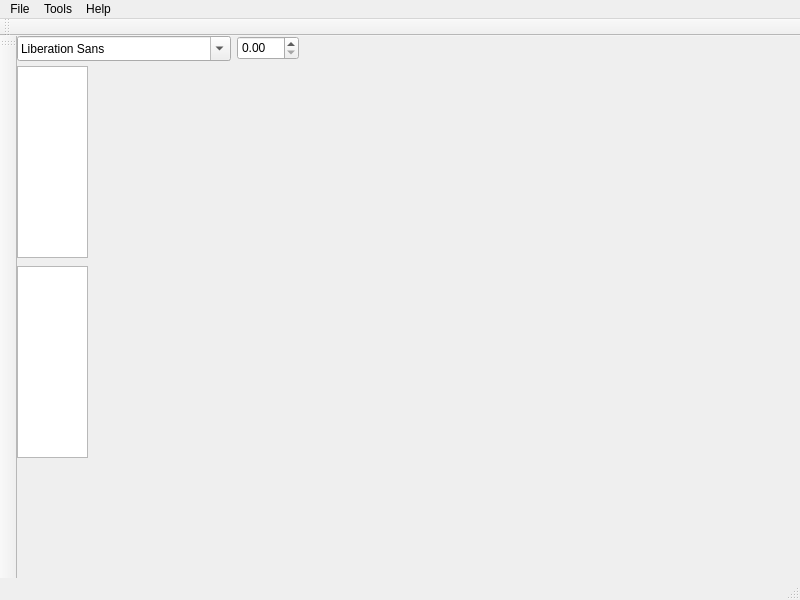
The window that mainwindow.ui (MitchellAugustin/Spiral) describes before a commit, drawn with Qt 5.
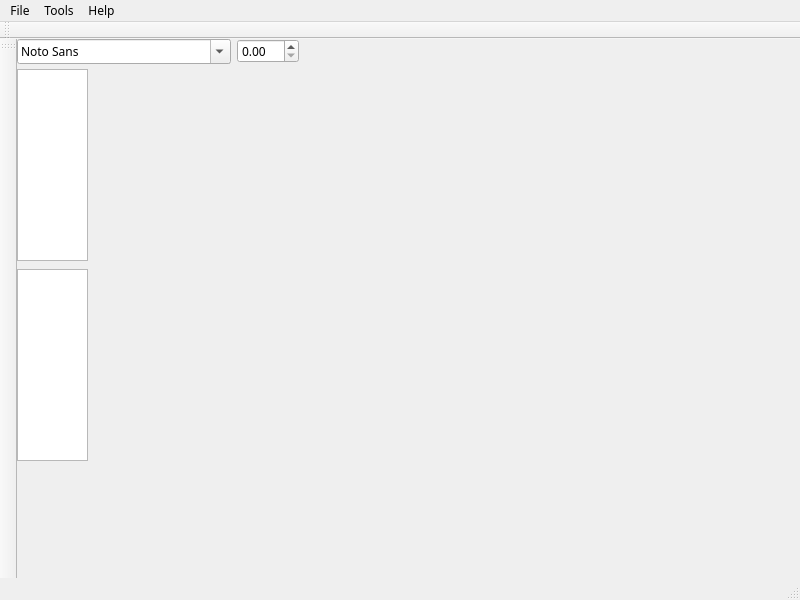
The same window after the commit.

Diff of the .ui file:
```diff
--- a/mainwindow.ui
+++ b/mainwindow.ui
@@ -10,6 +10,11 @@
     <height>600</height>
    </rect>
   </property>
+  <property name="font">
+   <font>
+    <family>Noto Sans</family>
+   </font>
+  </property>
   <property name="windowTitle">
    <string>MainWindow</string>
   </property>
```
